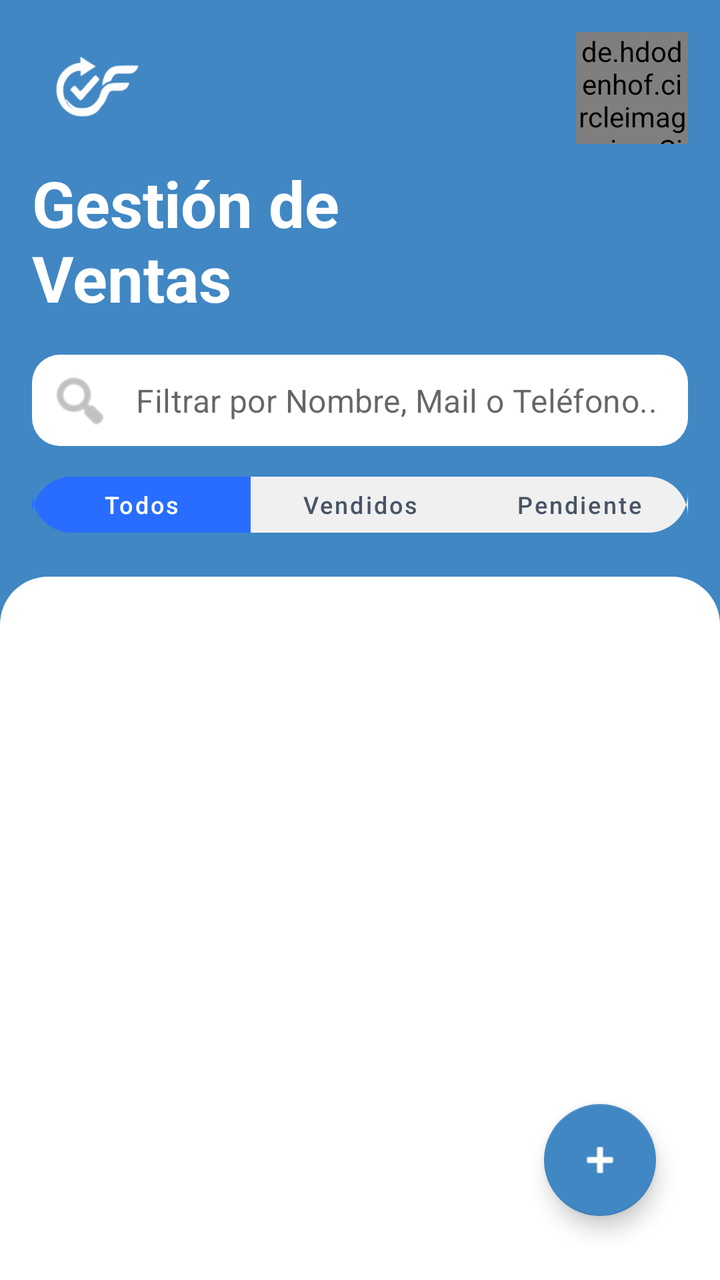
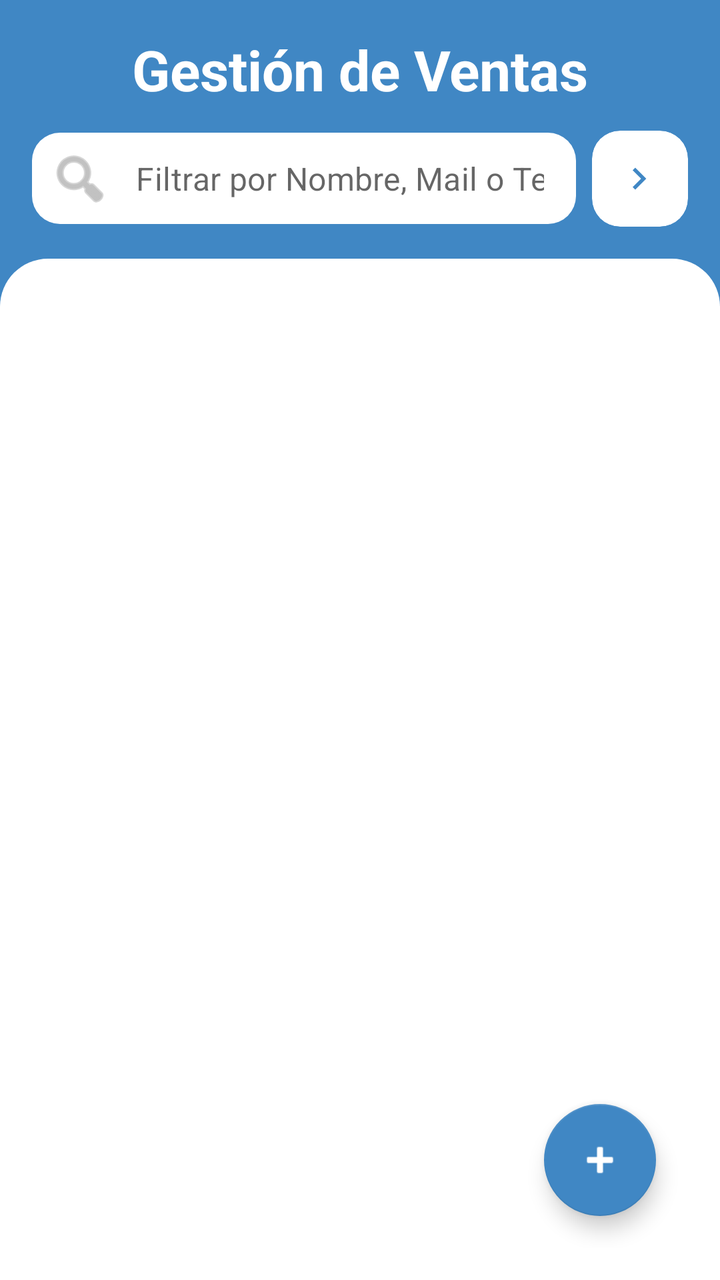

Compare the two renders of this Android layout. The source of the first and the diff that turns it into the second are given below.
<!-- AndroidManifest.xml: application theme Theme.FollowUp -->
<!-- res/layout/fragment_ventas.xml -->
<?xml version="1.0" encoding="utf-8"?>
<androidx.constraintlayout.widget.ConstraintLayout xmlns:android="http://schemas.android.com/apk/res/android"
    xmlns:app="http://schemas.android.com/apk/res-auto"
    xmlns:tools="http://schemas.android.com/tools"
    android:layout_width="match_parent"
    android:layout_height="match_parent"
    android:background="@color/primary_blue"
    tools:context=".fragments.VentasFragment"
    tools:ignore="ContentDescription">

    <androidx.constraintlayout.widget.ConstraintLayout
        android:id="@+id/header_container"
        android:layout_width="match_parent"
        android:layout_height="wrap_content"
        app:layout_constraintTop_toTopOf="parent">

        <ImageView
            android:id="@+id/iconCheck"
            android:layout_width="56dp"
            android:layout_height="56dp"
            android:layout_margin="16dp"
            android:src="@mipmap/logo"
            app:layout_constraintStart_toStartOf="parent"
            app:layout_constraintTop_toTopOf="parent"
            app:tint="#FDFDFD" />

        <de.hdodenhof.circleimageview.CircleImageView
            android:id="@+id/iv_profile_picture"
            android:layout_width="56dp"
            android:layout_height="56dp"
            android:layout_marginTop="16dp"
            android:layout_marginEnd="16dp"
            android:src="@android:color/darker_gray"
            app:civ_border_color="@color/white"
            app:civ_border_width="2dp"
            app:layout_constraintEnd_toEndOf="parent"
            app:layout_constraintTop_toTopOf="parent" />

        <TextView
            android:id="@+id/title"
            android:layout_width="wrap_content"
            android:layout_height="wrap_content"
            android:layout_marginStart="16dp"
            android:layout_marginTop="8dp"
            android:text="@string/gestion_ventas_titulo"
            android:textColor="@color/white"
            android:textSize="32sp"
            android:textStyle="bold"
            app:layout_constraintStart_toStartOf="parent"
            app:layout_constraintTop_toBottomOf="@id/iconCheck" />

        <com.google.android.material.textfield.TextInputLayout
            android:id="@+id/til_search"
            style="@style/Widget.MaterialComponents.TextInputLayout.FilledBox.Dense"
            android:layout_width="0dp"
            android:layout_height="wrap_content"
            android:layout_margin="16dp"
            app:boxBackgroundColor="@color/white"
            app:boxCornerRadiusBottomEnd="14dp"
            app:boxCornerRadiusBottomStart="14dp"
            app:boxCornerRadiusTopEnd="14dp"
            app:boxCornerRadiusTopStart="14dp"
            app:boxStrokeWidth="0dp"
            app:boxStrokeWidthFocused="0dp"
            app:hintEnabled="false"
            app:layout_constraintEnd_toEndOf="parent"
            app:layout_constraintStart_toStartOf="parent"
            app:layout_constraintTop_toBottomOf="@id/title"
            app:startIconContentDescription="@string/buscar_venta"
            app:startIconDrawable="@android:drawable/ic_menu_search"
            app:startIconTint="@color/hint_color">

            <com.google.android.material.textfield.TextInputEditText
                android:id="@+id/search"
                android:layout_width="match_parent"
                android:layout_height="wrap_content"
                android:hint="@string/buscar_venta"
                android:inputType="text"
                android:paddingVertical="12dp"
                android:textColor="@color/text_primary" />
        </com.google.android.material.textfield.TextInputLayout>

        <com.google.android.material.button.MaterialButtonToggleGroup
            android:id="@+id/filter_group"
            android:layout_width="0dp"
            android:layout_height="wrap_content"
            android:layout_marginStart="16dp"
            android:layout_marginTop="8dp"
            android:layout_marginEnd="16dp"
            android:layout_marginBottom="16dp"
            app:layout_constraintBottom_toBottomOf="parent"
            app:layout_constraintEnd_toEndOf="parent"
            app:layout_constraintStart_toStartOf="parent"
            app:layout_constraintTop_toBottomOf="@id/til_search"
            app:selectionRequired="true"
            app:singleSelection="true">

            <com.google.android.material.button.MaterialButton
                android:id="@+id/btn_filter_todos"
                style="@style/Widget.MaterialComponents.Button.OutlinedButton"
                android:layout_width="0dp"
                android:layout_height="40dp"
                android:layout_weight="1"
                android:text="@string/todos"
                android:textAllCaps="false"
                android:textSize="12sp"
                android:textColor="@color/white"
                app:backgroundTint="#286DFF"
                app:cornerRadius="20dp"
                app:strokeWidth="0dp" />

            <com.google.android.material.button.MaterialButton
                android:id="@+id/btn_filter_vendidos"
                style="@style/Widget.MaterialComponents.Button.OutlinedButton"
                android:layout_width="0dp"
                android:layout_height="40dp"
                android:layout_weight="1"
                android:text="Vendidos"
                android:textAllCaps="false"
                android:textColor="#475467"
                android:textSize="12sp"
                app:backgroundTint="#F0F0F0"
                app:cornerRadius="20dp"
                app:strokeWidth="0dp" />

            <com.google.android.material.button.MaterialButton
                android:id="@+id/btn_filter_pendiente"
                style="@style/Widget.MaterialComponents.Button.OutlinedButton"
                android:layout_width="0dp"
                android:layout_height="40dp"
                android:layout_marginStart="8dp"
                android:layout_weight="1"
                android:text="@string/pendiente"
                android:textAllCaps="false"
                android:textColor="#475467"
                android:textSize="12sp"
                app:backgroundTint="#F0F0F0"
                app:cornerRadius="20dp"
                app:strokeWidth="0dp" />
        </com.google.android.material.button.MaterialButtonToggleGroup>

    </androidx.constraintlayout.widget.ConstraintLayout>

    <androidx.constraintlayout.widget.ConstraintLayout
        android:id="@+id/content_container"
        android:layout_width="match_parent"
        android:layout_height="0dp"
        android:background="@drawable/background_content_top_rounded"
        android:padding="16dp"
        app:layout_constraintBottom_toBottomOf="parent"
        app:layout_constraintTop_toBottomOf="@id/header_container">

        
        <androidx.recyclerview.widget.RecyclerView
            android:id="@+id/rvVentas"
            android:layout_width="match_parent"
            android:layout_height="match_parent" />

        <View
            android:id="@+id/fab_overlay"
            android:layout_width="0dp"
            android:layout_height="0dp"
            android:alpha="0"
            android:background="@android:color/transparent"
            android:elevation="8dp"
            android:visibility="gone"
            app:layout_constraintBottom_toBottomOf="parent"
            app:layout_constraintEnd_toEndOf="parent"
            app:layout_constraintStart_toStartOf="parent"
            app:layout_constraintTop_toTopOf="parent" />

        <LinearLayout
            android:id="@+id/fab_menu_container"
            android:layout_width="wrap_content"
            android:layout_height="wrap_content"
            android:layout_marginEnd="16dp"
            android:layout_marginBottom="104dp"
            android:alpha="0"
            android:elevation="12dp"
            android:orientation="vertical"
            android:visibility="gone"
            app:layout_constraintBottom_toBottomOf="parent"
            app:layout_constraintEnd_toEndOf="parent">

            <com.google.android.material.button.MaterialButton
                android:id="@+id/btn_nueva_venta"
                style="@style/Widget.MaterialComponents.Button"
                android:layout_width="wrap_content"
                android:layout_height="wrap_content"
                android:contentDescription="@string/agregar_venta"
                android:minHeight="48dp"
                android:text="@string/agregar_venta"
                android:textAllCaps="false"
                android:textColor="@color/primary_blue"
                app:backgroundTint="#E8F1FF"
                app:icon="@android:drawable/ic_input_add"
                app:iconPadding="8dp"
                app:iconTint="@color/primary_blue" />
        </LinearLayout>

        <com.google.android.material.floatingactionbutton.FloatingActionButton
            android:id="@+id/fab_main"
            android:layout_width="wrap_content"
            android:layout_height="wrap_content"
            android:layout_marginEnd="16dp"
            android:layout_marginBottom="16dp"
            android:contentDescription="@string/nueva_venta_cd"
            android:elevation="16dp"
            android:src="@android:drawable/ic_input_add"
            app:backgroundTint="@color/primary_blue"
            app:layout_constraintBottom_toBottomOf="parent"
            app:layout_constraintEnd_toEndOf="parent"
            app:tint="@color/white" />

    </androidx.constraintlayout.widget.ConstraintLayout>
</androidx.constraintlayout.widget.ConstraintLayout>
<!-- resources referenced by this layout -->
<resources>
  <color name="hint_color">#999999</color>
  <color name="primary_blue">#4087C4</color>
  <color name="text_primary">#1E2939</color>
  <color name="white">#FFFFFFFF</color>
  <!-- drawable background_content_top_rounded (drawable) -->
  <?xml version="1.0" encoding="utf-8"?>
  <shape xmlns:android="http://schemas.android.com/apk/res/android"
      android:shape="rectangle">
      <solid android:color="@color/white" />
      <corners
          android:topLeftRadius="24dp"
          android:topRightRadius="24dp" />
  </shape>
  <!-- mipmap logo: png bitmap (mipmap-hdpi, 4698 bytes) -->
  <string name="agregar_venta">Agregar venta</string>
  <string name="buscar_venta">Filtrar por Nombre, Mail o Teléfono...</string>
  <string name="gestion_ventas_titulo">Gestión de\nVentas</string>
  <string name="nueva_venta_cd">Nueva venta</string>
  <string name="pendiente">Pendiente</string>
  <string name="todos">Todos</string>
  <style name="Theme.FollowUp" parent="Theme.MaterialComponents.DayNight.NoActionBar">
          <item name="colorPrimary">@color/primary_blue</item>
          <item name="colorPrimaryVariant">@color/primary_blue</item>
          <item name="colorOnPrimary">@color/white</item>
          <item name="android:windowBackground">@color/white</item>
      </style>
</resources>

<!-- the commit's change to res/layout/fragment_ventas.xml (unified diff, before → after) -->
@@ -1,216 +1,239 @@
 <?xml version="1.0" encoding="utf-8"?>
 <androidx.constraintlayout.widget.ConstraintLayout xmlns:android="http://schemas.android.com/apk/res/android"
-    xmlns:app="http://schemas.android.com/apk/res-auto"
-    xmlns:tools="http://schemas.android.com/tools"
+xmlns:app="http://schemas.android.com/apk/res-auto"
+xmlns:tools="http://schemas.android.com/tools"
+android:layout_width="match_parent"
+android:layout_height="match_parent"
+android:background="@color/primary_blue"
+tools:context=".fragments.VentasFragment"
+tools:ignore="ContentDescription">
+
+
+<androidx.constraintlayout.widget.ConstraintLayout
+    android:id="@+id/header_container"
     android:layout_width="match_parent"
-    android:layout_height="match_parent"
-    android:background="@color/primary_blue"
-    tools:context=".fragments.VentasFragment"
-    tools:ignore="ContentDescription">
-
-    <androidx.constraintlayout.widget.ConstraintLayout
-        android:id="@+id/header_container"
+    android:layout_height="wrap_content"
+    app:layout_constraintTop_toTopOf="parent">
+
+    
+    <TextView
+        android:id="@+id/title"
+        android:layout_width="0dp"
+        android:layout_height="wrap_content"
+        android:layout_marginStart="16dp"
+        android:layout_marginTop="16dp"
+        android:layout_marginEnd="16dp"
+        android:gravity="center"
+        android:text="@string/gestion_ventas_titulo"
+        android:textColor="@color/white"
+        android:textSize="28sp"
+        android:textStyle="bold"
+        app:layout_constraintEnd_toEndOf="parent"
+        app:layout_constraintStart_toStartOf="parent"
+        app:layout_constraintTop_toTopOf="parent" />
+
+    
+    <com.google.android.material.textfield.TextInputLayout
+        android:id="@+id/til_search"
+        style="@style/Widget.MaterialComponents.TextInputLayout.FilledBox.Dense"
+        android:layout_width="0dp"
+        android:layout_height="wrap_content"
+        android:layout_marginStart="16dp"
+        android:layout_marginTop="12dp"
+        android:layout_marginEnd="8dp"
+        android:layout_marginBottom="16dp"
+        app:boxBackgroundColor="@color/white"
+        app:boxCornerRadiusBottomEnd="14dp"
+        app:boxCornerRadiusBottomStart="14dp"
+        app:boxCornerRadiusTopEnd="14dp"
+        app:boxCornerRadiusTopStart="14dp"
+        app:boxStrokeWidth="0dp"
+        app:boxStrokeWidthFocused="0dp"
+        app:hintEnabled="false"
+        app:layout_constraintBottom_toBottomOf="parent"
+        app:layout_constraintEnd_toStartOf="@id/btn_filtro_estado"
+        app:layout_constraintStart_toStartOf="parent"
+        app:layout_constraintTop_toBottomOf="@id/title"
+        app:startIconContentDescription="@string/buscar_venta"
+        app:startIconDrawable="@android:drawable/ic_menu_search"
+        app:startIconTint="@color/hint_color">
+
+        <com.google.android.material.textfield.TextInputEditText
+            android:id="@+id/search"
+            android:layout_width="match_parent"
+            android:layout_height="wrap_content"
+            android:hint="@string/buscar_venta"
+            android:inputType="text"
+            android:paddingVertical="12dp"
+            android:textColor="@color/text_primary" />
+    </com.google.android.material.textfield.TextInputLayout>
+
+    
+    <com.google.android.material.card.MaterialCardView
+        android:id="@+id/btn_filtro_estado"
+        android:layout_width="48dp"
+        android:layout_height="0dp"
+        android:layout_marginEnd="16dp"
+        android:clickable="true"
+        android:focusable="true"
+        app:cardBackgroundColor="@color/white"
+        app:cardCornerRadius="14dp"
+        app:cardElevation="0dp"
+        app:layout_constraintBottom_toBottomOf="@id/til_search"
+        app:layout_constraintEnd_toEndOf="parent"
+        app:layout_constraintTop_toTopOf="@id/til_search">
+
+        <ImageView
+            android:layout_width="22dp"
+            android:layout_height="22dp"
+            android:layout_gravity="center"
+            android:src="@drawable/ic_toggle"
+            app:tint="@color/primary_blue" />
+    </com.google.android.material.card.MaterialCardView>
+
+</androidx.constraintlayout.widget.ConstraintLayout>
+
+
+<androidx.constraintlayout.widget.ConstraintLayout
+    android:id="@+id/content_container"
+    android:layout_width="match_parent"
+    android:layout_height="0dp"
+    android:background="@drawable/background_content_top_rounded"
+    android:padding="16dp"
+    app:layout_constraintBottom_toBottomOf="parent"
+    app:layout_constraintTop_toBottomOf="@id/header_container">
+
+    
+    <androidx.recyclerview.widget.RecyclerView
+        android:id="@+id/rvVentas"
         android:layout_width="match_parent"
-        android:layout_height="wrap_content"
+        android:layout_height="match_parent" />
+
+    
+    <View
+        android:id="@+id/fab_overlay"
+        android:layout_width="0dp"
+        android:layout_height="0dp"
+        android:alpha="0"
+        android:background="@android:color/transparent"
+        android:elevation="8dp"
+        android:visibility="gone"
+        app:layout_constraintBottom_toBottomOf="parent"
+        app:layout_constraintEnd_toEndOf="parent"
+        app:layout_constraintStart_toStartOf="parent"
+        app:layout_constraintTop_toTopOf="parent" />
+
+    
+    <LinearLayout
+        android:id="@+id/dropdown_estados_venta"
+        android:layout_width="180dp"
+        android:layout_height="wrap_content"
+        android:layout_marginEnd="16dp"
+        android:layout_marginTop="8dp"
+        android:background="@drawable/background_content_top_rounded"
+        android:elevation="20dp"
+        android:orientation="vertical"
+        android:paddingVertical="6dp"
+        android:visibility="gone"
+        app:layout_constraintEnd_toEndOf="parent"
         app:layout_constraintTop_toTopOf="parent">
 
-        <ImageView
-            android:id="@+id/iconCheck"
-            android:layout_width="56dp"
-            android:layout_height="56dp"
-            android:layout_margin="16dp"
-            android:src="@mipmap/logo"
-            app:layout_constraintStart_toStartOf="parent"
-            app:layout_constraintTop_toTopOf="parent"
-            app:tint="#FDFDFD" />
-
-        <de.hdodenhof.circleimageview.CircleImageView
-            android:id="@+id/iv_profile_picture"
-            android:layout_width="56dp"
-            android:layout_height="56dp"
-            android:layout_marginTop="16dp"
-            android:layout_marginEnd="16dp"
-            android:src="@android:color/darker_gray"
-            app:civ_border_color="@color/white"
-            app:civ_border_width="2dp"
-            app:layout_constraintEnd_toEndOf="parent"
-            app:layout_constraintTop_toTopOf="parent" />
-
-        <TextView
-            android:id="@+id/title"
+        <TextView
+            android:id="@+id/filtro_venta_todos"
+            android:layout_width="match_parent"
+            android:layout_height="wrap_content"
+            android:paddingHorizontal="18dp"
+            android:paddingVertical="12dp"
+            android:text="Todos"
+            android:textColor="@color/text_primary"
+            android:textSize="14sp" />
+
+        <View android:layout_width="match_parent" android:layout_height="1dp"
+            android:layout_marginHorizontal="12dp" android:background="#F2F4F7" />
+
+        <TextView
+            android:id="@+id/filtro_venta_pendiente"
+            android:layout_width="match_parent"
+            android:layout_height="wrap_content"
+            android:paddingHorizontal="18dp"
+            android:paddingVertical="12dp"
+            android:text="Pendiente"
+            android:textColor="#F79009"
+            android:textSize="14sp" />
+
+        <View android:layout_width="match_parent" android:layout_height="1dp"
+            android:layout_marginHorizontal="12dp" android:background="#F2F4F7" />
+
+        <TextView
+            android:id="@+id/filtro_venta_pagado"
+            android:layout_width="match_parent"
+            android:layout_height="wrap_content"
+            android:paddingHorizontal="18dp"
+            android:paddingVertical="12dp"
+            android:text="Pagado"
+            android:textColor="#12B76A"
+            android:textSize="14sp" />
+
+        <View android:layout_width="match_parent" android:layout_height="1dp"
+            android:layout_marginHorizontal="12dp" android:background="#F2F4F7" />
+
+        <TextView
+            android:id="@+id/filtro_venta_caducado"
+            android:layout_width="match_parent"
+            android:layout_height="wrap_content"
+            android:paddingHorizontal="18dp"
+            android:paddingVertical="12dp"
+            android:text="Pago caducado"
+            android:textColor="#F04438"
+            android:textSize="14sp" />
+
+    </LinearLayout>
+
+    
+    <LinearLayout
+        android:id="@+id/fab_menu_container"
+        android:layout_width="wrap_content"
+        android:layout_height="wrap_content"
+        android:layout_marginEnd="16dp"
+        android:layout_marginBottom="104dp"
+        android:alpha="0"
+        android:elevation="12dp"
+        android:orientation="vertical"
+        android:visibility="gone"
+        app:layout_constraintBottom_toBottomOf="parent"
+        app:layout_constraintEnd_toEndOf="parent">
+
+        <com.google.android.material.button.MaterialButton
+            android:id="@+id/btn_nueva_venta"
+            style="@style/Widget.MaterialComponents.Button"
             android:layout_width="wrap_content"
             android:layout_height="wrap_content"
-            android:layout_marginStart="16dp"
-            android:layout_marginTop="8dp"
-            android:text="@string/gestion_ventas_titulo"
-            android:textColor="@color/white"
-            android:textSize="32sp"
-            android:textStyle="bold"
-            app:layout_constraintStart_toStartOf="parent"
-            app:layout_constraintTop_toBottomOf="@id/iconCheck" />
-
-        <com.google.android.material.textfield.TextInputLayout
-            android:id="@+id/til_search"
-            style="@style/Widget.MaterialComponents.TextInputLayout.FilledBox.Dense"
-            android:layout_width="0dp"
-            android:layout_height="wrap_content"
-            android:layout_margin="16dp"
-            app:boxBackgroundColor="@color/white"
-            app:boxCornerRadiusBottomEnd="14dp"
-            app:boxCornerRadiusBottomStart="14dp"
-            app:boxCornerRadiusTopEnd="14dp"
-            app:boxCornerRadiusTopStart="14dp"
-            app:boxStrokeWidth="0dp"
-            app:boxStrokeWidthFocused="0dp"
-            app:hintEnabled="false"
-            app:layout_constraintEnd_toEndOf="parent"
-            app:layout_constraintStart_toStartOf="parent"
-            app:layout_constraintTop_toBottomOf="@id/title"
-            app:startIconContentDescription="@string/buscar_venta"
-            app:startIconDrawable="@android:drawable/ic_menu_search"
-            app:startIconTint="@color/hint_color">
-
-            <com.google.android.material.textfield.TextInputEditText
-                android:id="@+id/search"
-                android:layout_width="match_parent"
-                android:layout_height="wrap_content"
-                android:hint="@string/buscar_venta"
-                android:inputType="text"
-                android:paddingVertical="12dp"
-                android:textColor="@color/text_primary" />
-        </com.google.android.material.textfield.TextInputLayout>
-
-        <com.google.android.material.button.MaterialButtonToggleGroup
-            android:id="@+id/filter_group"
-            android:layout_width="0dp"
-            android:layout_height="wrap_content"
-            android:layout_marginStart="16dp"
-            android:layout_marginTop="8dp"
-            android:layout_marginEnd="16dp"
-            android:layout_marginBottom="16dp"
-            app:layout_constraintBottom_toBottomOf="parent"
-            app:layout_constraintEnd_toEndOf="parent"
-            app:layout_constraintStart_toStartOf="parent"
-            app:layout_constraintTop_toBottomOf="@id/til_search"
-            app:selectionRequired="true"
-            app:singleSelection="true">
-
-            <com.google.android.material.button.MaterialButton
-                android:id="@+id/btn_filter_todos"
-                style="@style/Widget.MaterialComponents.Button.OutlinedButton"
-                android:layout_width="0dp"
-                android:layout_height="40dp"
-                android:layout_weight="1"
-                android:text="@string/todos"
-                android:textAllCaps="false"
-                android:textSize="12sp"
-                android:textColor="@color/white"
-                app:backgroundTint="#286DFF"
-                app:cornerRadius="20dp"
-                app:strokeWidth="0dp" />
-
-            <com.google.android.material.button.MaterialButton
-                android:id="@+id/btn_filter_vendidos"
-                style="@style/Widget.MaterialComponents.Button.OutlinedButton"
-                android:layout_width="0dp"
-                android:layout_height="40dp"
-                android:layout_weight="1"
-                android:text="Vendidos"
-                android:textAllCaps="false"
-                android:textColor="#475467"
-                android:textSize="12sp"
-                app:backgroundTint="#F0F0F0"
-                app:cornerRadius="20dp"
-                app:strokeWidth="0dp" />
-
-            <com.google.android.material.button.MaterialButton
-                android:id="@+id/btn_filter_pendiente"
-                style="@style/Widget.MaterialComponents.Button.OutlinedButton"
-                android:layout_width="0dp"
-                android:layout_height="40dp"
-                android:layout_marginStart="8dp"
-                android:layout_weight="1"
-                android:text="@string/pendiente"
-                android:textAllCaps="false"
-                android:textColor="#475467"
-                android:textSize="12sp"
-                app:backgroundTint="#F0F0F0"
-                app:cornerRadius="20dp"
-                app:strokeWidth="0dp" />
-        </com.google.android.material.button.MaterialButtonToggleGroup>
-
-    </androidx.constraintlayout.widget.ConstraintLayout>
-
-    <androidx.constraintlayout.widget.ConstraintLayout
-        android:id="@+id/content_container"
-        android:layout_width="match_parent"
-        android:layout_height="0dp"
-        android:background="@drawable/background_content_top_rounded"
-        android:padding="16dp"
-        app:layout_constraintBottom_toBottomOf="parent"
-        app:layout_constraintTop_toBottomOf="@id/header_container">
-
-        
-        <androidx.recyclerview.widget.RecyclerView
-            android:id="@+id/rvVentas"
-            android:layout_width="match_parent"
-            android:layout_height="match_parent" />
-
-        <View
-            android:id="@+id/fab_overlay"
-            android:layout_width="0dp"
-            android:layout_height="0dp"
-            android:alpha="0"
-            android:background="@android:color/transparent"
-            android:elevation="8dp"
-            android:visibility="gone"
-            app:layout_constraintBottom_toBottomOf="parent"
-            app:layout_constraintEnd_toEndOf="parent"
-            app:layout_constraintStart_toStartOf="parent"
-            app:layout_constraintTop_toTopOf="parent" />
-
-        <LinearLayout
-            android:id="@+id/fab_menu_container"
-            android:layout_width="wrap_content"
-            android:layout_height="wrap_content"
-            android:layout_marginEnd="16dp"
-            android:layout_marginBottom="104dp"
-            android:alpha="0"
-            android:elevation="12dp"
-            android:orientation="vertical"
-            android:visibility="gone"
-            app:layout_constraintBottom_toBottomOf="parent"
-            app:layout_constraintEnd_toEndOf="parent">
-
-            <com.google.android.material.button.MaterialButton
-                android:id="@+id/btn_nueva_venta"
-                style="@style/Widget.MaterialComponents.Button"
-                android:layout_width="wrap_content"
-                android:layout_height="wrap_content"
-                android:contentDescription="@string/agregar_venta"
-                android:minHeight="48dp"
-                android:text="@string/agregar_venta"
-                android:textAllCaps="false"
-                android:textColor="@color/primary_blue"
-                app:backgroundTint="#E8F1FF"
-                app:icon="@android:drawable/ic_input_add"
-                app:iconPadding="8dp"
-                app:iconTint="@color/primary_blue" />
-        </LinearLayout>
-
-        <com.google.android.material.floatingactionbutton.FloatingActionButton
-            android:id="@+id/fab_main"
-            android:layout_width="wrap_content"
-            android:layout_height="wrap_content"
-            android:layout_marginEnd="16dp"
-            android:layout_marginBottom="16dp"
-            android:contentDescription="@string/nueva_venta_cd"
-            android:elevation="16dp"
-            android:src="@android:drawable/ic_input_add"
-            app:backgroundTint="@color/primary_blue"
-            app:layout_constraintBottom_toBottomOf="parent"
-            app:layout_constraintEnd_toEndOf="parent"
-            app:tint="@color/white" />
-
-    </androidx.constraintlayout.widget.ConstraintLayout>
+            android:contentDescription="@string/agregar_venta"
+            android:minHeight="48dp"
+            android:text="@string/agregar_venta"
+            android:textAllCaps="false"
+            android:textColor="@color/primary_blue"
+            app:backgroundTint="#E8F1FF"
+            app:icon="@android:drawable/ic_input_add"
+            app:iconPadding="8dp"
+            app:iconTint="@color/primary_blue" />
+    </LinearLayout>
+
+    
+    <com.google.android.material.floatingactionbutton.FloatingActionButton
+        android:id="@+id/fab_main"
+        android:layout_width="wrap_content"
+        android:layout_height="wrap_content"
+        android:layout_marginEnd="16dp"
+        android:layout_marginBottom="16dp"
+        android:contentDescription="@string/nueva_venta_cd"
+        android:elevation="16dp"
+        android:src="@android:drawable/ic_input_add"
+        app:backgroundTint="@color/primary_blue"
+        app:layout_constraintBottom_toBottomOf="parent"
+        app:layout_constraintEnd_toEndOf="parent"
+        app:tint="@color/white" />
+
 </androidx.constraintlayout.widget.ConstraintLayout>
+
+</androidx.constraintlayout.widget.ConstraintLayout>
<!-- resource entries referenced after the edit -->
@@ -13,13 +13,16 @@
           android:topLeftRadius="24dp"
           android:topRightRadius="24dp" />
   </shape>
-  <!-- mipmap logo: png bitmap (mipmap-hdpi, 4698 bytes) -->
+  <!-- drawable ic_toggle (drawable) -->
+  <vector xmlns:android="http://schemas.android.com/apk/res/android" android:autoMirrored="true" android:height="24dp" android:tint="#000000" android:viewportHeight="960" android:viewportWidth="960" android:width="24dp">
+        
+      <path android:fillColor="@android:color/white" android:pathData="M504,480L320,296L376,240L616,480L376,720L320,664L504,480Z"/>
+      
+  </vector>
   <string name="agregar_venta">Agregar venta</string>
   <string name="buscar_venta">Filtrar por Nombre, Mail o Teléfono...</string>
-  <string name="gestion_ventas_titulo">Gestión de\nVentas</string>
+  <string name="gestion_ventas_titulo">Gestión de Ventas</string>
   <string name="nueva_venta_cd">Nueva venta</string>
-  <string name="pendiente">Pendiente</string>
-  <string name="todos">Todos</string>
   <style name="Theme.FollowUp" parent="Theme.MaterialComponents.DayNight.NoActionBar">
           <item name="colorPrimary">@color/primary_blue</item>
           <item name="colorPrimaryVariant">@color/primary_blue</item>
